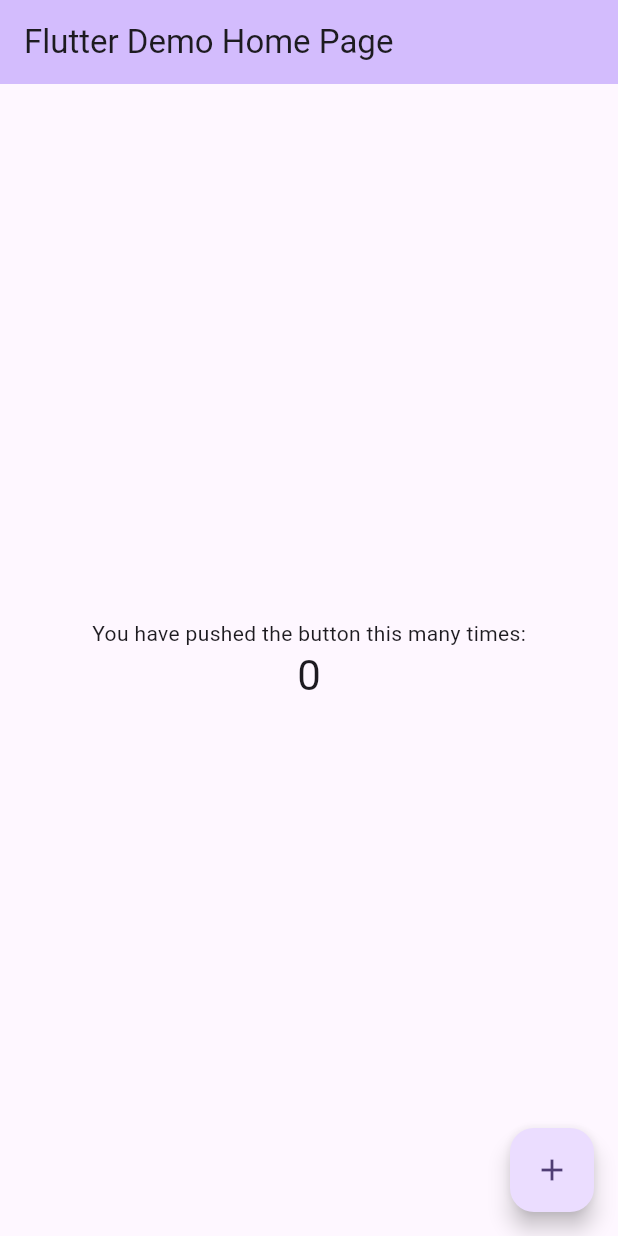
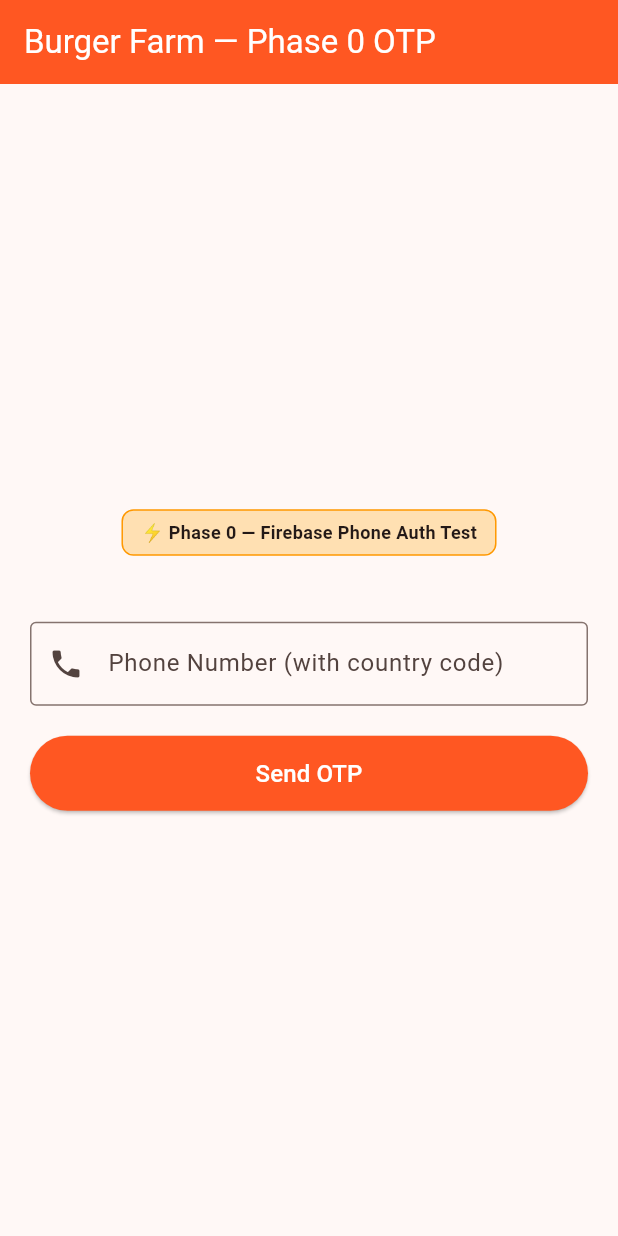
Before and after one commit to garvitmh/Trial_Burger_Farm, a Flutter app: the screen it shows after launch, on a phone screen of 412 x 824 dp. Run offline on Flutter 3.47's test engine with Material 3 defaults, Android fonts, the phone set to English and light mode, and no system bars; our stand-ins replace dio, firebase_auth, firebase_core, flutter_riverpod; accounts and stored records are empty.

Commit message:
fix(phase-0): fix all Android Gradle, Firebase BoM, and Dart issues
- Fix build.gradle.kts: move plugins{} block to top (KTS requirement)
- Fix settings.gradle.kts: pin AGP 8.7.3 + Kotlin 2.0.21 (stable FlutterFire matrix)
- Fix gradle-wrapper: downgrade to 8.9 (compatible with AGP 8.7.3)
- Fix app/build.gradle.kts: correct Firebase BoM 34.12.0->33.12.0 (did not exist)
- Fix app/build.gradle.kts: add firebase-auth SDK dependency (was missing)
- Fix app/build.gradle.kts: set minSdk=21 (required for Firebase Phone Auth)
- Add google-services.json to git (was untracked, Firebase broke for collaborators)
- Add new MainActivity.kt at com.burgerfarm.app package (was untracked)
- Fix auth_repository_impl.dart: remove unused firebase_auth import (analyzer error)
- Add Phase 0 Firebase-only mode: bypass Node.js backend for OTP sign-off testing
- Add signOut() and resetVerificationId() to AuthNotifier
- Improve TestAuthScreen UI for Rakshit sign-off call

```diff
--- /dev/null
+++ b/lib/features/auth/domain/entities/user_entity.dart
@@ -0,0 +1,11 @@
+class UserEntity {
+  final String id;
+  final String phone;
+  final String? token;
+
+  UserEntity({
+    required this.id,
+    required this.phone,
+    this.token,
+  });
+}
--- /dev/null
+++ b/lib/features/auth/presentation/screens/test_auth_screen.dart
@@ -0,0 +1,173 @@
+import 'package:flutter/material.dart';
+import 'package:flutter_riverpod/flutter_riverpod.dart';
+import '../providers/auth_provider.dart';
+
+class TestAuthScreen extends ConsumerStatefulWidget {
+  const TestAuthScreen({super.key});
+
+  @override
+  ConsumerState<TestAuthScreen> createState() => _TestAuthScreenState();
+}
+
+class _TestAuthScreenState extends ConsumerState<TestAuthScreen> {
+  final _phoneController = TextEditingController();
+  final _otpController = TextEditingController();
+
+  @override
+  void dispose() {
+    _phoneController.dispose();
+    _otpController.dispose();
+    super.dispose();
+  }
+
+  @override
+  Widget build(BuildContext context) {
+    final authState = ref.watch(authProvider);
+
+    return Scaffold(
+      appBar: AppBar(
+        title: const Text('Burger Farm — Phase 0 OTP'),
+        backgroundColor: Colors.deepOrange,
+        foregroundColor: Colors.white,
+      ),
+      body: Padding(
+        padding: const EdgeInsets.all(20.0),
+        child: Column(
+          mainAxisAlignment: MainAxisAlignment.center,
+          children: [
+            // Phase 0 label
+            Container(
+              padding: const EdgeInsets.symmetric(horizontal: 12, vertical: 6),
+              decoration: BoxDecoration(
+                color: Colors.orange.shade100,
+                borderRadius: BorderRadius.circular(8),
+                border: Border.all(color: Colors.orange),
+              ),
+              child: const Text(
+                '⚡ Phase 0 — Firebase Phone Auth Test',
+                style: TextStyle(fontSize: 12, fontWeight: FontWeight.bold),
+              ),
+            ),
+            const SizedBox(height: 24),
+
+            if (authState.user != null) ...[
+              const Icon(Icons.check_circle, color: Colors.green, size: 80),
+              const SizedBox(height: 20),
+              Text(
+                '✅ Signed in!',
+                style: const TextStyle(fontSize: 24, fontWeight: FontWeight.bold),
+              ),
+              const SizedBox(height: 8),
+              Text('Phone: ${authState.user!.phone}',
+                  style: const TextStyle(fontSize: 16)),
+              Text('Firebase UID: ${authState.user!.id}',
+                  style: const TextStyle(fontSize: 12, color: Colors.grey)),
+              if (authState.user!.token != null)
+                Text('Backend JWT: ${authState.user!.token!.substring(0, 20)}...',
+                    textAlign: TextAlign.center,
+                    style: const TextStyle(fontSize: 12)),
+              const SizedBox(height: 8),
+              const Text(
+                '(Backend JWT: skipped — Phase 0 Firebase-only mode)',
+                style: TextStyle(fontSize: 11, color: Colors.orange),
+              ),
+              const SizedBox(height: 20),
+              ElevatedButton(
+                onPressed: () => ref.read(authProvider.notifier).signOut(),
+                style: ElevatedButton.styleFrom(backgroundColor: Colors.red),
+                child: const Text('Sign Out', style: TextStyle(color: Colors.white)),
+              ),
+            ] else ...[
+              if (authState.error != null)
+                Container(
+                  padding: const EdgeInsets.all(12),
+                  decoration: BoxDecoration(
+                    color: Colors.red.shade50,
+                    border: Border.all(color: Colors.red),
+                    borderRadius: BorderRadius.circular(8),
+                  ),
+                  child: Text(authState.error!,
+                      style: const TextStyle(color: Colors.red)),
+                ),
+
+              const SizedBox(height: 20),
+
+              if (authState.verificationId == null) ...[
+                TextField(
+                  controller: _phoneController,
+                  decoration: const InputDecoration(
+                    labelText: 'Phone Number (with country code)',
+                    hintText: '+919876543210',
+                    border: OutlineInputBorder(),
+                    prefixIcon: Icon(Icons.phone),
+                  ),
+                  keyboardType: TextInputType.phone,
+                ),
+                const SizedBox(height: 20),
+                SizedBox(
+                  width: double.infinity,
+                  height: 50,
+                  child: ElevatedButton(
+                    onPressed: authState.isLoading
+                        ? null
+                        : () => ref
+                            .read(authProvider.notifier)
+                            .sendOtp(_phoneController.text.trim()),
+                    style: ElevatedButton.styleFrom(
+                      backgroundColor: Colors.deepOrange,
+                    ),
+                    child: authState.isLoading
+                        ? const CircularProgressIndicator(color: Colors.white)
+                        : const Text('Send OTP',
+                            style: TextStyle(color: Colors.white, fontSize: 16)),
+                  ),
+                ),
+              ] else ...[
+                const Text(
+                  'OTP sent! Enter the 6-digit code below.',
+                  style: TextStyle(fontSize: 14, color: Colors.grey),
+                ),
+                const SizedBox(height: 16),
+                TextField(
+                  controller: _otpController,
+                  decoration: const InputDecoration(
+                    labelText: 'Enter 6-digit OTP',
+                    border: OutlineInputBorder(),
+                    prefixIcon: Icon(Icons.lock),
+                  ),
+                  keyboardType: TextInputType.number,
+                  maxLength: 6,
+                ),
+                const SizedBox(height: 20),
+                SizedBox(
+                  width: double.infinity,
+                  height: 50,
+                  child: ElevatedButton(
+                    onPressed: authState.isLoading
+                        ? null
+                        : () => ref
+                            .read(authProvider.notifier)
+                            .verifyOtp(_otpController.text.trim()),
+                    style: ElevatedButton.styleFrom(
+                      backgroundColor: Colors.green,
+                    ),
+                    child: authState.isLoading
+                        ? const CircularProgressIndicator(color: Colors.white)
+                        : const Text('Verify OTP',
+                            style: TextStyle(color: Colors.white, fontSize: 16)),
+                  ),
+                ),
+                const SizedBox(height: 12),
+                TextButton(
+                  onPressed: () =>
+                      ref.read(authProvider.notifier).resetVerificationId(),
+                  child: const Text('← Change Phone Number'),
+                ),
+              ],
+            ],
+          ],
+        ),
+      ),
+    );
+  }
+}
--- a/lib/main.dart
+++ b/lib/main.dart
@@ -1,122 +1,35 @@
 import 'package:flutter/material.dart';
+import 'package:firebase_core/firebase_core.dart';
+import 'package:flutter_riverpod/flutter_riverpod.dart';
+import 'features/auth/presentation/screens/test_auth_screen.dart';
 
-void main() {
-  runApp(const MyApp());
+void main() async {
+  WidgetsFlutterBinding.ensureInitialized();
+
+  // Initialize Firebase
+  await Firebase.initializeApp();
+
+  runApp(
+    // Wrap the app in ProviderScope for Riverpod
+    const ProviderScope(
+      child: MyApp(),
+    ),
+  );
 }
 
 class MyApp extends StatelessWidget {
   const MyApp({super.key});
 
-  // This widget is the root of your application.
   @override
   Widget build(BuildContext context) {
     return MaterialApp(
-      title: 'Flutter Demo',
+      title: 'Burger Farm',
       theme: ThemeData(
-        // This is the theme of your application.
-        //
-        // TRY THIS: Try running your application with "flutter run". You'll see
-        // the application has a purple toolbar. Then, without quitting the app,
-        // try changing the seedColor in the colorScheme below to Colors.green
-        // and then invoke "hot reload" (save your changes or press the "hot
-        // reload" button in a Flutter-supported IDE, or press "r" if you used
-        // the command line to start the app).
-        //
-        // Notice that the counter didn't reset back to zero; the application
-        // state is not lost during the reload. To reset the state, use hot
-        // restart instead.
-        //
-        // This works for code too, not just values: Most code changes can be
-        // tested with just a hot reload.
-        colorScheme: .fromSeed(seedColor: Colors.deepPurple),
+        colorScheme: ColorScheme.fromSeed(seedColor: Colors.deepOrange),
+        useMaterial3: true,
       ),
-      home: const MyHomePage(title: 'Flutter Demo Home Page'),
+      // Direct the user to our new Auth Test Screen
+      home: const TestAuthScreen(),
     );
   }
 }
-
-class MyHomePage extends StatefulWidget {
-  const MyHomePage({super.key, required this.title});
-
-  // This widget is the home page of your application. It is stateful, meaning
-  // that it has a State object (defined below) that contains fields that affect
-  // how it looks.
-
-  // This class is the configuration for the state. It holds the values (in this
-  // case the title) provided by the parent (in this case the App widget) and
-  // used by the build method of the State. Fields in a Widget subclass are
-  // always marked "final".
-
-  final String title;
-
-  @override
-  State<MyHomePage> createState() => _MyHomePageState();
-}
-
-class _MyHomePageState extends State<MyHomePage> {
-  int _counter = 0;
-
-  void _incrementCounter() {
-    setState(() {
-      // This call to setState tells the Flutter framework that something has
-      // changed in this State, which causes it to rerun the build method below
-      // so that the display can reflect the updated values. If we changed
-      // _counter without calling setState(), then the build method would not be
-      // called again, and so nothing would appear to happen.
-      _counter++;
-    });
-  }
-
-  @override
-  Widget build(BuildContext context) {
-    // This method is rerun every time setState is called, for instance as done
-    // by the _incrementCounter method above.
-    //
-    // The Flutter framework has been optimized to make rerunning build methods
-    // fast, so that you can just rebuild anything that needs updating rather
-    // than having to individually change instances of widgets.
-    return Scaffold(
-      appBar: AppBar(
-        // TRY THIS: Try changing the color here to a specific color (to
-        // Colors.amber, perhaps?) and trigger a hot reload to see the AppBar
-        // change color while the other colors stay the same.
-        backgroundColor: Theme.of(context).colorScheme.inversePrimary,
-        // Here we take the value from the MyHomePage object that was created by
-        // the App.build method, and use it to set our appbar title.
-        title: Text(widget.title),
-      ),
-      body: Center(
-        // Center is a layout widget. It takes a single child and positions it
-        // in the middle of the parent.
-        child: Column(
-          // Column is also a layout widget. It takes a list of children and
-          // arranges them vertically. By default, it sizes itself to fit its
-          // children horizontally, and tries to be as tall as its parent.
-          //
-          // Column has various properties to control how it sizes itself and
-          // how it positions its children. Here we use mainAxisAlignment to
-          // center the children vertically; the main axis here is the vertical
-          // axis because Columns are vertical (the cross axis would be
-          // horizontal).
-          //
-          // TRY THIS: Invoke "debug painting" (choose the "Toggle Debug Paint"
-          // action in the IDE, or press "p" in the console), to see the
-          // wireframe for each widget.
-          mainAxisAlignment: .center,
-          children: [
-            const Text('You have pushed the button this many times:'),
-            Text(
-              '$_counter',
-              style: Theme.of(context).textTheme.headlineMedium,
-            ),
-          ],
-        ),
-      ),
-      floatingActionButton: FloatingActionButton(
-        onPressed: _incrementCounter,
-        tooltip: 'Increment',
-        child: const Icon(Icons.add),
-      ),
-    );
-  }
-}
```
Also changed, not shown: lib/features/auth/data/datasources/firebase_auth_data_source.dart (added, +36 -0 lines), lib/features/auth/data/datasources/node_auth_remote_data_source.dart (added, +17 -0 lines), lib/features/auth/data/repositories/auth_repository_impl.dart (added, +63 -0 lines), lib/features/auth/domain/repositories/auth_repository.dart (added, +15 -0 lines), lib/features/auth/presentation/providers/auth_provider.dart (added, +104 -0 lines), pubspec.yaml (+3 -24 lines), pubspec.lock, 17 other files.
